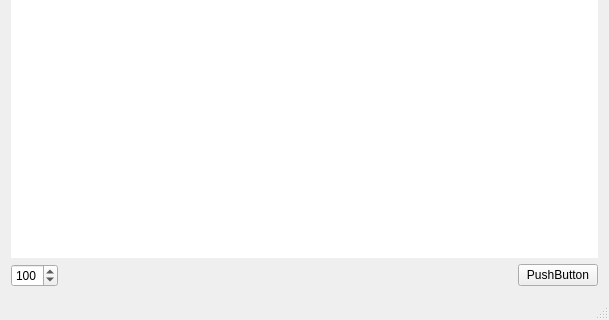
Qt form memmap_disp/mainwindow.ui (arthur00/memorymap) before a commit; both pictures show x 0 to 609 and y 158 to 478 of the 609 by 478 pixel window.
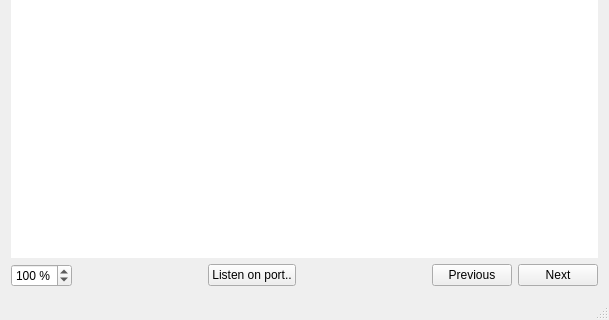
The same form after that commit.

Commit message: Adding a dialog to connect to a port, some more code for listening on a port

Diff of the .ui file:
```diff
--- a/memmap_disp/mainwindow.ui
+++ b/memmap_disp/mainwindow.ui
@@ -29,6 +29,9 @@
      <layout class="QHBoxLayout" name="horizontalLayout">
       <item>
        <widget class="QSpinBox" name="spinBox">
+        <property name="suffix">
+         <string> %</string>
+        </property>
         <property name="minimum">
          <number>10</number>
         </property>
@@ -59,7 +62,34 @@
       <item>
        <widget class="QPushButton" name="pushButton">
         <property name="text">
-         <string>PushButton</string>
+         <string>Listen on port..</string>
+        </property>
+       </widget>
+      </item>
+      <item>
+       <spacer name="horizontalSpacer_2">
+        <property name="orientation">
+         <enum>Qt::Horizontal</enum>
+        </property>
+        <property name="sizeHint" stdset="0">
+         <size>
+          <width>40</width>
+          <height>20</height>
+         </size>
+        </property>
+       </spacer>
+      </item>
+      <item>
+       <widget class="QPushButton" name="pushButton_Previous">
+        <property name="text">
+         <string>Previous</string>
+        </property>
+       </widget>
+      </item>
+      <item>
+       <widget class="QPushButton" name="pushButton_Next">
+        <property name="text">
+         <string>Next</string>
         </property>
        </widget>
       </item>
```
Left out of the diff: 2 changed lines with no effect on the pictures. The commit also changes 5 other files.
